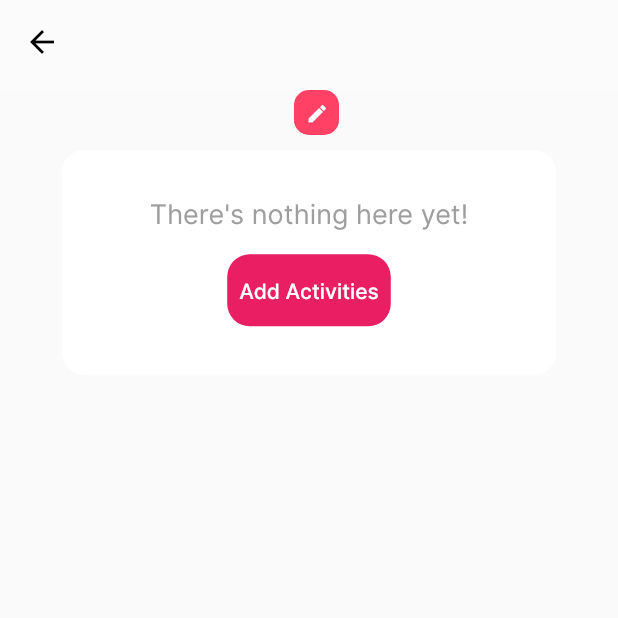
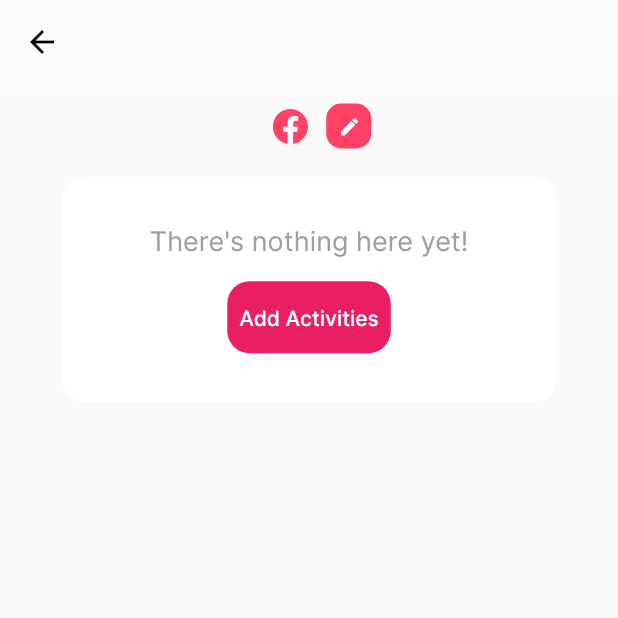
Before and after one commit to Pantone-448C/application, a Flutter app: the ViewWanderlistPage screen opened directly with empty values, on a phone screen of 412 x 824 dp, the top half of it. Run offline on Flutter 3.47's test engine with Material 2 defaults, Android fonts, the phone set to English and light mode, and no system bars; our stand-ins replace bloc, cached_network_image, cloud_firestore, dotted_border, equatable, firebase_auth and 10 more; missing offline and left inert: bottom_drawer, map_launcher, qr_code_scanner, social_share; accounts and stored records are empty; network calls fail.

```diff
--- a/lib/wanderlist/view/view_wanderlist.dart
+++ b/lib/wanderlist/view/view_wanderlist.dart
@@ -8,6 +8,8 @@ import 'package:application/wanderlist/cubit/wanderlist_state.dart';
 import 'package:application/wanderlist/view/edit_wanderlist.dart';
 import 'package:flutter/material.dart';
 import 'package:flutter_bloc/flutter_bloc.dart';
+import 'package:font_awesome_flutter/font_awesome_flutter.dart';
+import 'package:social_share/social_share.dart';
 
 class ViewWanderlistPage extends StatelessWidget {
   ViewWanderlistPage(this.wanderlist);
@@ -86,7 +88,14 @@ class _TopRow extends StatelessWidget {
             fontFamily: 'Inter',
           ),
         ),
-        Padding(padding: EdgeInsets.only(left: 10)),
+        Padding(padding: EdgeInsets.only(left: 5)),
+        IconButton(
+          icon: FaIcon(FontAwesomeIcons.facebook),
+          onPressed: () async {
+            await SocialShare.shareFacebookStory("https://www.computerhope.com/jargon/j/jpg.png","#000000",
+            "https://deep-link-url","facebook-app-id");
+          }
+        ),
         Container(
           width: 30,
           height: 30,
```
